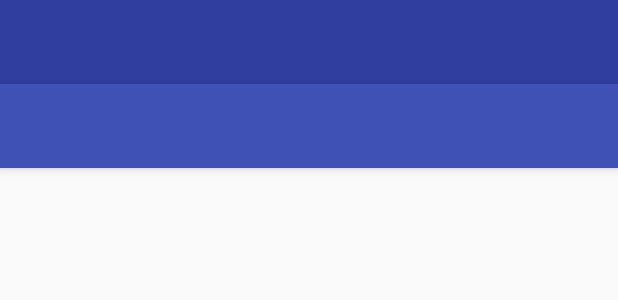
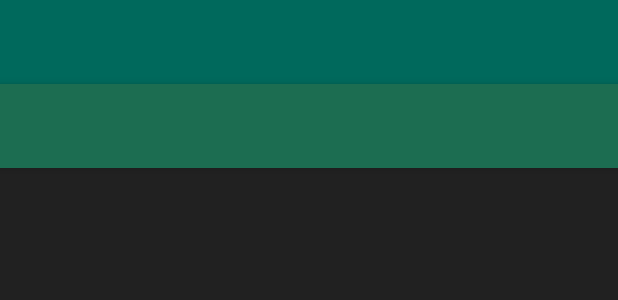
Before and after one commit to rozkminiacz/TouchDynamic, an Android app: the layout activity_main.xml on its own in the app's theme, with its tools: preview values and no code run, on a phone screen of 412 x 824 dp. Shown: the top 300 px of the screen. Run offline under Robolectric (Android 15) with nearby library versions, the phone set to English and light mode, and no system bars.

Commit message:
changed colors and fragment_measure layout

```diff
--- a/app/src/main/res/layout/activity_main.xml
+++ b/app/src/main/res/layout/activity_main.xml
@@ -6,7 +6,8 @@
     android:layout_width="match_parent"
     android:layout_height="match_parent"
     android:fitsSystemWindows="true"
-    tools:openDrawer="start">
+    tools:openDrawer="start"
+    android:background="@color/backgroundColor">
 
     <include
         layout="@layout/app_bar_main"
--- a/app/src/main/res/menu/activity_main_drawer.xml
+++ b/app/src/main/res/menu/activity_main_drawer.xml
@@ -3,17 +3,21 @@
 
     <group android:checkableBehavior="single">
         <item
+            android:id="@+id/nav_measurement"
+            android:icon="@drawable/ic_menu_gallery"
+            android:title="Measurement" />
+        <!--<item-->
+            <!--android:id="@+id/nav_my"-->
+            <!--android:icon="@drawable/ic_menu_slideshow"-->
+            <!--android:title="My measurements" />-->
+        <item
             android:id="@+id/nav_about"
             android:icon="@drawable/ic_menu_camera"
-            android:title="O aplikacji" />
+            android:title="About" />
         <item
-            android:id="@+id/nav_measurement"
-            android:icon="@drawable/ic_menu_gallery"
-            android:title="Pomiar" />
-        <item
-            android:id="@+id/nav_slideshow"
-            android:icon="@drawable/ic_menu_slideshow"
-            android:title="Moje wyniki" />
+            android:id="@+id/app_close"
+            android:icon="@drawable/common_google_signin_btn_icon_light_disabled"
+            android:title="Exit"/>
     </group>
 
 </menu>
--- a/app/src/main/res/values/colors.xml
+++ b/app/src/main/res/values/colors.xml
@@ -1,6 +1,9 @@
 <?xml version="1.0" encoding="utf-8"?>
 <resources>
-    <color name="colorPrimary">#3F51B5</color>
-    <color name="colorPrimaryDark">#303F9F</color>
-    <color name="colorAccent">#FF4081</color>
+    <color name="colorPrimary">#1c6d51</color>
+    <color name="colorPrimaryDark">#00695c</color>
+    <color name="colorAccent">#d0fb70</color>
+    <color name="textPrimary">#616161</color>
+    <color name="textSecondary">#626060</color>
+    <color name="backgroundColor">#212121</color>
 </resources>
```
Also changed, not shown: app/src/main/java/com/example/michalik/touchdynamic/MainActivity.java (+9 -0 lines), app/src/main/java/com/example/michalik/touchdynamic/fragment/MeasureFragment.java (+8 -1 lines), app/src/main/java/com/example/michalik/touchdynamic/fragment/MyMeasurementsFragment.java (added, +44 -0 lines), app/src/main/res/layout/fragment_measure.xml (+15 -6 lines), app/src/main/res/layout/fragment_my_measurements.xml (added, +13 -0 lines).
